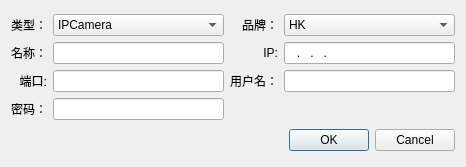
Before: the Qt Designer form ui/cameradetaildialog.ui in ChaoII/AICP, drawn with Qt 5.
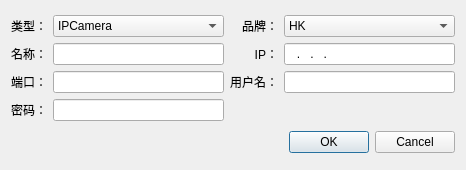
After: the same form once the commit is applied.

Diff of the .ui file:
```diff
--- a/ui/cameradetaildialog.ui
+++ b/ui/cameradetaildialog.ui
@@ -7,7 +7,7 @@
     <x>0</x>
     <y>0</y>
     <width>466</width>
-    <height>167</height>
+    <height>170</height>
    </rect>
   </property>
   <property name="windowTitle">
@@ -43,7 +43,7 @@
      <item row="2" column="0">
       <widget class="QLabel" name="label_2">
        <property name="text">
-        <string>端口:</string>
+        <string>端口：</string>
        </property>
        <property name="alignment">
         <set>Qt::AlignRight|Qt::AlignTrailing|Qt::AlignVCenter</set>
@@ -130,7 +130,7 @@
      <item row="1" column="2">
       <widget class="QLabel" name="label_4">
        <property name="text">
-        <string>IP:</string>
+        <string>IP：</string>
        </property>
        <property name="alignment">
         <set>Qt::AlignRight|Qt::AlignTrailing|Qt::AlignVCenter</set>
```
Left out of the diff: 14 changed lines with no effect on the pictures.
